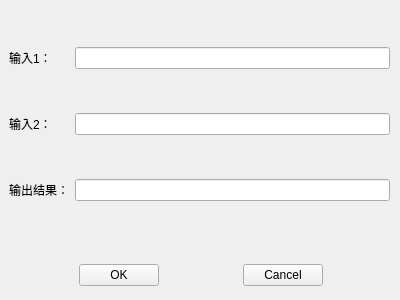
Above: Demo/demo.ui from zhuanghs-demo/mygit before the change. Below: the same form after it.
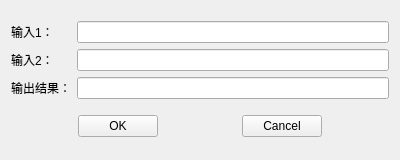
That is the form after the change.

```diff
--- a/Demo/demo.ui
+++ b/Demo/demo.ui
@@ -7,21 +7,14 @@
     <x>0</x>
     <y>0</y>
     <width>400</width>
-    <height>300</height>
+    <height>160</height>
    </rect>
   </property>
   <property name="windowTitle">
    <string>Form</string>
   </property>
-  <widget class="QWidget" name="layoutWidget">
-   <property name="geometry">
-    <rect>
-     <x>9</x>
-     <y>9</y>
-     <width>381</width>
-     <height>231</height>
-    </rect>
-   </property>
+  <layout class="QGridLayout" name="gridLayout_2">
+   <item row="0" column="0">
    <layout class="QGridLayout" name="gridLayout">
     <item row="2" column="1">
      <widget class="QLineEdit" name="lineEdit_Output"/>
@@ -54,16 +47,8 @@
      </widget>
     </item>
    </layout>
-  </widget>
-  <widget class="QWidget" name="layoutWidget_2">
-   <property name="geometry">
-    <rect>
-     <x>10</x>
-     <y>260</y>
-     <width>381</width>
-     <height>31</height>
-    </rect>
-   </property>
+   </item>
+   <item row="1" column="0">
    <layout class="QHBoxLayout" name="horizontalLayout">
     <item>
      <spacer name="horizontalSpacer">
@@ -119,7 +104,8 @@
      </spacer>
     </item>
    </layout>
-  </widget>
+   </item>
+  </layout>
  </widget>
  <resources/>
  <connections/>
```
Lines whose indentation alone changed are shown as unchanged.
